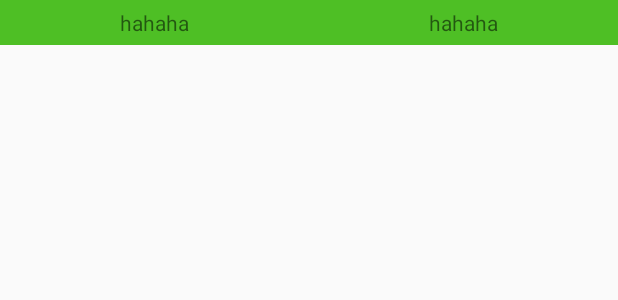
After one commit to CodingBoor/LayoutAndStyle, an Android app: the layout item_goods_list.xml on its own in the app's theme, with its tools: preview values and no code run, on a phone screen of 412 x 824 dp. The commit adds this screen. Shown: the top 300 px of the screen. Run offline under Robolectric (Android 15) with nearby library versions, the phone set to English and light mode, and no system bars.

Commit message:
添加recyclerview(数据展示)

```diff
--- a/app/build.gradle
+++ b/app/build.gradle
@@ -29,7 +29,7 @@ dependencies {
     testImplementation 'junit:junit:4.12'
     androidTestImplementation 'com.android.support.test:runner:0.5'
     androidTestImplementation 'com.android.support.test.espresso:espresso-core:2.2.2'
-
+    compile 'com.squareup.retrofit2:converter-gson:2.2.0'
     implementation 'com.jakewharton:butterknife:8.8.1'
     annotationProcessor 'com.jakewharton:butterknife-compiler:8.8.1'
 }
--- a/app/src/main/java/com/codingkai/layoutandstyle/MainActivity.java
+++ b/app/src/main/java/com/codingkai/layoutandstyle/MainActivity.java
@@ -6,6 +6,7 @@ import android.support.v7.app.AppCompatActivity;
 import android.view.View;
 import android.widget.TextView;
 
+import com.codingkai.layoutandstyle.activity.RecycleActivity;
 import com.codingkai.layoutandstyle.activity.StyleActivity;
 
 import butterknife.BindView;
@@ -33,7 +34,7 @@ public class MainActivity extends AppCompatActivity {
                 startActivity(new Intent(MainActivity.this, StyleActivity.class));
                 break;
             case R.id.id_tyle2:
-                startActivity(new Intent(MainActivity.this, StyleActivity.class));
+                startActivity(new Intent(MainActivity.this, RecycleActivity.class));
                 break;
         }
     }
--- a/app/src/main/res/layout/activity_recycle.xml
+++ b/app/src/main/res/layout/activity_recycle.xml
@@ -7,7 +7,7 @@
     android:orientation="vertical"
     tools:context="com.codingkai.layoutandstyle.activity.RecycleActivity">
     <TextView
-        android:id="@+id/double_rechcler"
+        android:id="@+id/double_recycler"
         style="@style/main_item_style"
         android:text="DoubleRecycler"/>
 
--- /dev/null
+++ b/app/src/main/res/layout/item_goods_list.xml
@@ -0,0 +1,30 @@
+<?xml version="1.0" encoding="utf-8"?>
+<LinearLayout xmlns:android="http://schemas.android.com/apk/res/android"
+    android:layout_width="match_parent"
+    android:layout_height="wrap_content"
+    android:background="#4ebf25"
+    android:orientation="horizontal">
+
+    <TextView
+        android:id="@+id/tv_name"
+        android:layout_width="0dp"
+        android:layout_weight="1"
+        android:lines="1"
+        android:layout_marginLeft="5dp"
+        android:layout_marginRight="5dp"
+        android:layout_height="30dp"
+        android:gravity="center"
+        android:text="hahaha" />
+
+
+    <TextView
+        android:id="@+id/tv_price"
+        android:layout_width="0dp"
+        android:layout_weight="1"
+        android:layout_marginLeft="5dp"
+        android:layout_marginRight="5dp"
+        android:layout_height="30dp"
+        android:gravity="center"
+        android:text="hahaha" />
+
+</LinearLayout>
```
Also changed, not shown: app/src/main/java/com/codingkai/layoutandstyle/activity/DoubleRecycleActivity.java (+51 -1 lines), app/src/main/java/com/codingkai/layoutandstyle/activity/RecycleActivity.java (+17 -5 lines), app/src/main/java/com/codingkai/layoutandstyle/utils/JsonUtils.java (added, +143 -0 lines), app/src/main/res/layout/item_recycler_list.xml (added, +29 -0 lines).
